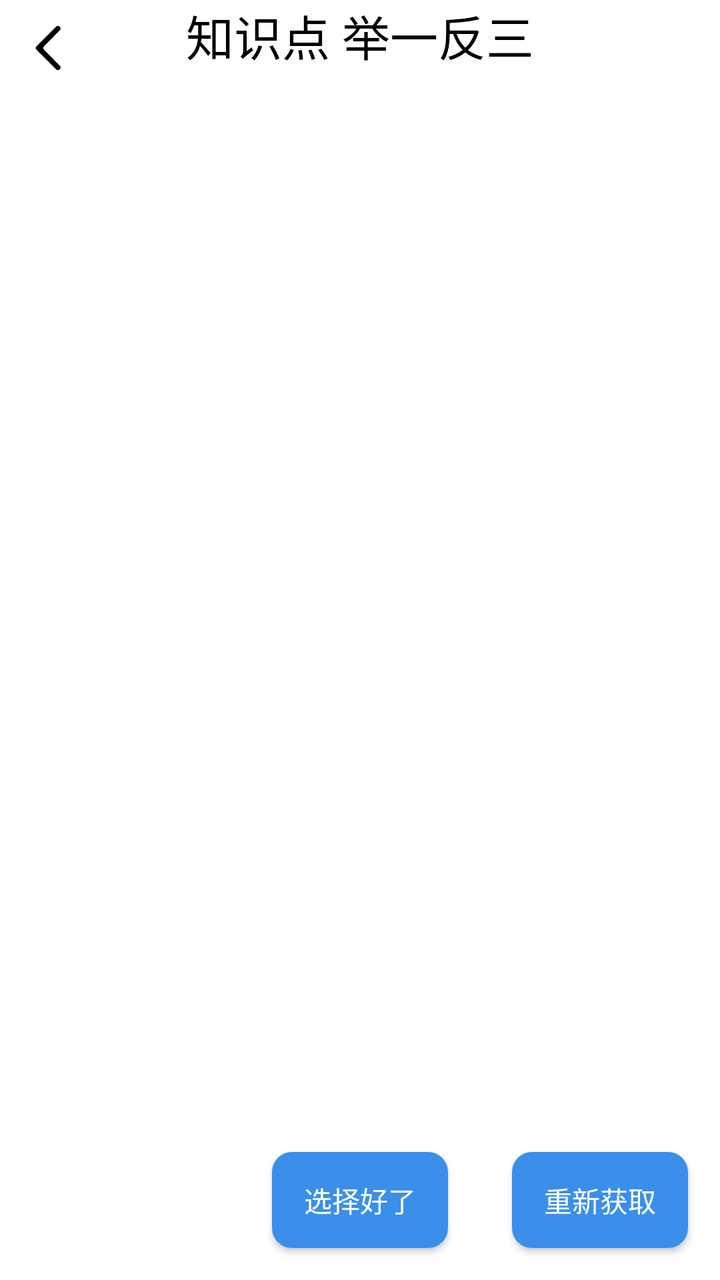
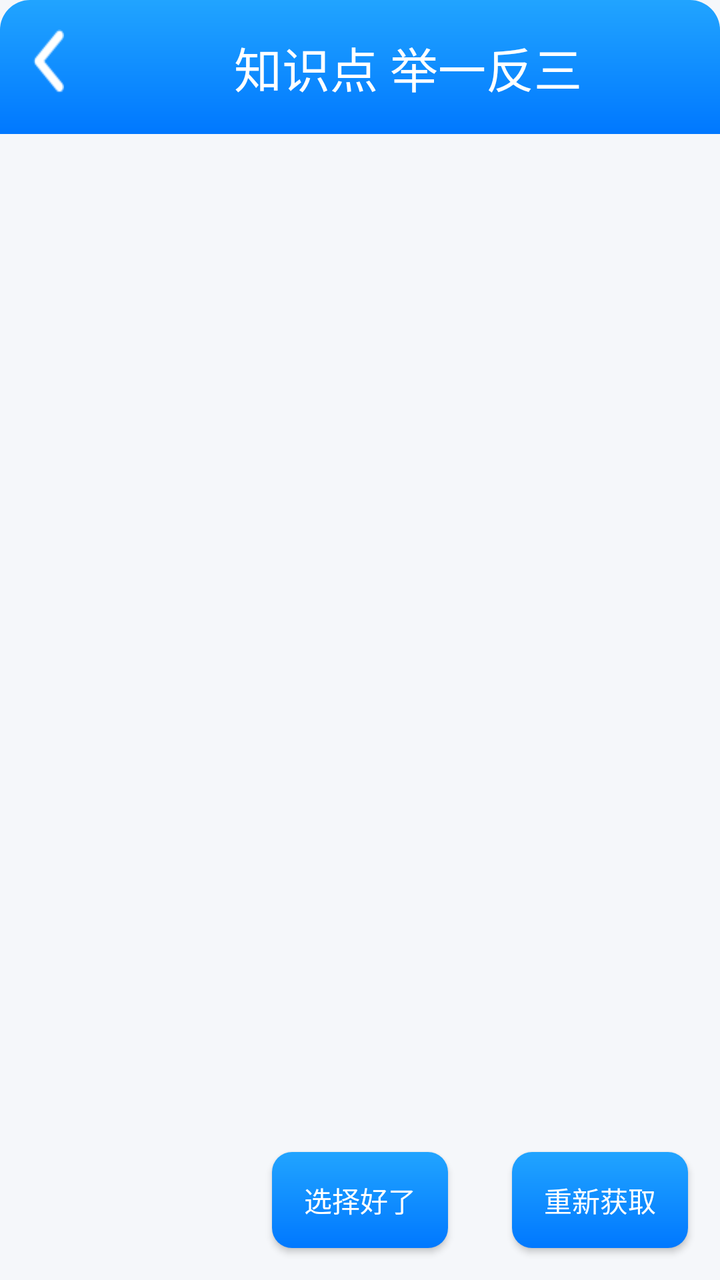

Two renders of the same Android screen: before a commit and after it. Below are the layout's source before the change and the commit's diff.
<!-- AndroidManifest.xml: application theme Theme.IMatesApp.FullScreen -->
<!-- res/layout/popup_windows_similar_questions.xml -->
<?xml version="1.0" encoding="utf-8"?>
<androidx.constraintlayout.widget.ConstraintLayout xmlns:android="http://schemas.android.com/apk/res/android"
    android:layout_width="match_parent"
    android:layout_height="match_parent"
    android:background="#ffffff"
    xmlns:app="http://schemas.android.com/apk/res-auto">
    <Button
        android:id="@+id/btn_back"
        android:layout_width="32dp"
        android:layout_height="32dp"
        android:background="@drawable/ic_back"
        android:layout_margin="8dp"
        app:layout_constraintStart_toStartOf="parent"
        app:layout_constraintTop_toTopOf="parent"/>
    <TextView
        android:id="@+id/title"
        android:layout_width="wrap_content"
        android:layout_height="wrap_content"
        android:text="知识点 举一反三"
        android:textSize="@dimen/head1_size"
        android:textColor="#000000"
        app:layout_constraintTop_toTopOf="parent"
        app:layout_constraintStart_toStartOf="parent"
        app:layout_constraintEnd_toEndOf="parent"/>

    <androidx.recyclerview.widget.RecyclerView
        android:id="@+id/question_list"
        android:layout_width="match_parent"
        android:layout_height="0dp"
        android:layout_margin="16dp"
        app:layout_constraintTop_toBottomOf="@id/title"
        app:layout_constraintBottom_toTopOf="@id/btn_ok"/>
    <Button
        android:id="@+id/btn_ok"
        android:layout_width="wrap_content"
        android:layout_height="wrap_content"
        android:layout_marginBottom="16dp"
        android:textColor="#ffffff"
        android:text="选择好了"
        android:background="@drawable/button_bk"
        app:layout_constraintStart_toStartOf="parent"
        app:layout_constraintEnd_toEndOf="parent"
        app:layout_constraintBottom_toBottomOf="parent"/>

    <Button
        android:id="@+id/btn_refresh"
        android:layout_width="wrap_content"
        android:layout_height="wrap_content"
        android:layout_marginBottom="16dp"
        android:layout_marginStart="32dp"
        android:text="重新获取"
        android:textColor="#ffffff"
        android:background="@drawable/button_bk"
        app:layout_constraintStart_toEndOf="@id/btn_ok"
        app:layout_constraintBottom_toBottomOf="parent"/>

</androidx.constraintlayout.widget.ConstraintLayout>
<!-- resources referenced by this layout -->
<resources>
  <dimen name="head1_size">24sp</dimen>
  <!-- drawable button_bk (drawable) -->
  <?xml version="1.0" encoding="utf-8"?>
  <selector xmlns:android="http://schemas.android.com/apk/res/android">
      <item android:drawable="@drawable/button_disabled"  android:state_enabled="false"/>
      
      <item android:drawable="@drawable/button_normal" android:state_pressed="false"/>
      
      <item android:drawable="@drawable/button_pressed" android:state_pressed="true"/>
  </selector>
  <!-- drawable ic_back (drawable) -->
  <vector xmlns:android="http://schemas.android.com/apk/res/android"
      android:width="512dp"
      android:height="512dp"
      android:viewportWidth="512"
      android:viewportHeight="512">
    <path
        android:pathData="M328,80.2c-2.8,0.7 -20.6,18.1 -84.7,82.1 -44.7,44.6 -82,82.7 -82.9,84.5 -2.4,5 -2.8,9.7 -1.4,14.9 1.2,4.5 6.5,10 81.9,85.6 44.3,44.4 82,81.7 83.7,82.8 9.8,6.1 23.9,1.7 29.5,-9.2 2.4,-4.7 2.5,-13.7 0.3,-18.2 -0.9,-1.8 -31,-32.7 -67,-68.7 -45.4,-45.5 -65.8,-66.6 -66.9,-69.2 -1.9,-4.8 -1.9,-12.8 0,-17.6 1.1,-2.6 21.5,-23.7 66.9,-69.2 36,-36 66.1,-66.9 67,-68.7 2.2,-4.5 2.1,-13.5 -0.3,-18.2 -5,-9.7 -15.3,-14 -26.1,-10.9z"
        android:fillColor="#000000"
        android:strokeColor="#00000000"/>
  </vector>
  <style name="Theme.IMatesApp.FullScreen" parent="Theme.AppCompat.Light.NoActionBar">
          
          <item name="android:windowFullscreen">true</item>
          
          <item name="android:windowTranslucentStatus">true</item>
          
          <item name="android:windowTranslucentNavigation">true</item>
      </style>
  <!-- drawable button_disabled (drawable) -->
  <?xml version="1.0" encoding="utf-8"?>
  <shape
      xmlns:android="http://schemas.android.com/apk/res/android"
      android:shape="rectangle">
      
      <corners android:radius="10dp"/>
      
      <solid android:color="#95999B"/>
  </shape>
  <!-- drawable button_normal (drawable) -->
  <?xml version="1.0" encoding="utf-8"?>
  <shape
      xmlns:android="http://schemas.android.com/apk/res/android"
      android:shape="rectangle">
      
      <corners android:radius="10dp"/>
      
      <solid android:color="#3a8fea"/>
  </shape>
  <!-- drawable button_pressed (drawable) -->
  <?xml version="1.0" encoding="utf-8"?>
  <shape
      xmlns:android="http://schemas.android.com/apk/res/android"
      android:shape="rectangle">
      
      <corners android:radius="10dp"/>
      
      <solid android:color="#0662f5"/>
  </shape>
</resources>

<!-- the commit's change to res/layout/popup_windows_similar_questions.xml (unified diff, before → after) -->
@@ -2,26 +2,37 @@
 <androidx.constraintlayout.widget.ConstraintLayout xmlns:android="http://schemas.android.com/apk/res/android"
     android:layout_width="match_parent"
     android:layout_height="match_parent"
-    android:background="#ffffff"
+    android:background="#fff5f7fa"
     xmlns:app="http://schemas.android.com/apk/res-auto">
-    <Button
-        android:id="@+id/btn_back"
-        android:layout_width="32dp"
-        android:layout_height="32dp"
-        android:background="@drawable/ic_back"
-        android:layout_margin="8dp"
-        app:layout_constraintStart_toStartOf="parent"
-        app:layout_constraintTop_toTopOf="parent"/>
-    <TextView
+
+    <LinearLayout
         android:id="@+id/title"
-        android:layout_width="wrap_content"
+        android:layout_width="match_parent"
         android:layout_height="wrap_content"
-        android:text="知识点 举一反三"
-        android:textSize="@dimen/head1_size"
-        android:textColor="#000000"
+        android:orientation="horizontal"
+        android:background="@drawable/knowledge_similar_title_bk"
         app:layout_constraintTop_toTopOf="parent"
         app:layout_constraintStart_toStartOf="parent"
-        app:layout_constraintEnd_toEndOf="parent"/>
+        app:layout_constraintEnd_toEndOf="parent">
+
+        <Button
+            android:id="@+id/btn_back"
+            android:layout_width="16dp"
+            android:layout_height="32dp"
+            android:background="@drawable/ic_back_white"
+            android:layout_marginHorizontal="16dp"
+            android:layout_marginVertical="8dp"/>
+
+        <TextView
+            android:layout_width="match_parent"
+            android:layout_height="wrap_content"
+            android:text="知识点 举一反三"
+            android:textSize="@dimen/head1_size"
+            android:textColor="#ffffff"
+            android:textAlignment="center"
+            android:layout_margin="16dp" />
+    </LinearLayout>
+
 
     <androidx.recyclerview.widget.RecyclerView
         android:id="@+id/question_list"
@@ -37,7 +48,7 @@
         android:layout_marginBottom="16dp"
         android:textColor="#ffffff"
         android:text="选择好了"
-        android:background="@drawable/button_bk"
+        android:background="@drawable/knowledge_similar_button_bk"
         app:layout_constraintStart_toStartOf="parent"
         app:layout_constraintEnd_toEndOf="parent"
         app:layout_constraintBottom_toBottomOf="parent"/>
@@ -50,7 +61,7 @@
         android:layout_marginStart="32dp"
         android:text="重新获取"
         android:textColor="#ffffff"
-        android:background="@drawable/button_bk"
+        android:background="@drawable/knowledge_similar_button_bk"
         app:layout_constraintStart_toEndOf="@id/btn_ok"
         app:layout_constraintBottom_toBottomOf="parent"/>
 
<!-- resource entries referenced after the edit -->
@@ -1,26 +1,21 @@
 <!-- resources referenced by this layout -->
 <resources>
   <dimen name="head1_size">24sp</dimen>
-  <!-- drawable button_bk (drawable) -->
+  <!-- drawable ic_back_white: png bitmap (drawable, 424 bytes) -->
+  <!-- drawable knowledge_similar_button_bk (drawable) -->
   <?xml version="1.0" encoding="utf-8"?>
-  <selector xmlns:android="http://schemas.android.com/apk/res/android">
-      <item android:drawable="@drawable/button_disabled"  android:state_enabled="false"/>
-      
-      <item android:drawable="@drawable/button_normal" android:state_pressed="false"/>
-      
-      <item android:drawable="@drawable/button_pressed" android:state_pressed="true"/>
-  </selector>
-  <!-- drawable ic_back (drawable) -->
-  <vector xmlns:android="http://schemas.android.com/apk/res/android"
-      android:width="512dp"
-      android:height="512dp"
-      android:viewportWidth="512"
-      android:viewportHeight="512">
-    <path
-        android:pathData="M328,80.2c-2.8,0.7 -20.6,18.1 -84.7,82.1 -44.7,44.6 -82,82.7 -82.9,84.5 -2.4,5 -2.8,9.7 -1.4,14.9 1.2,4.5 6.5,10 81.9,85.6 44.3,44.4 82,81.7 83.7,82.8 9.8,6.1 23.9,1.7 29.5,-9.2 2.4,-4.7 2.5,-13.7 0.3,-18.2 -0.9,-1.8 -31,-32.7 -67,-68.7 -45.4,-45.5 -65.8,-66.6 -66.9,-69.2 -1.9,-4.8 -1.9,-12.8 0,-17.6 1.1,-2.6 21.5,-23.7 66.9,-69.2 36,-36 66.1,-66.9 67,-68.7 2.2,-4.5 2.1,-13.5 -0.3,-18.2 -5,-9.7 -15.3,-14 -26.1,-10.9z"
-        android:fillColor="#000000"
-        android:strokeColor="#00000000"/>
-  </vector>
+  <shape android:shape="rectangle"
+      xmlns:android="http://schemas.android.com/apk/res/android">
+      <gradient android:type="linear" android:useLevel="true" android:startColor="#ff0078ff" android:endColor="#ff21a4ff" android:angle="45" />
+      <corners android:topLeftRadius="10dp" android:topRightRadius="10dp" android:bottomLeftRadius="10dp" android:bottomRightRadius="10dp" />
+  </shape>
+  <!-- drawable knowledge_similar_title_bk (drawable) -->
+  <?xml version="1.0" encoding="utf-8"?>
+  <shape android:shape="rectangle"
+      xmlns:android="http://schemas.android.com/apk/res/android">
+      <gradient android:type="linear" android:useLevel="true" android:startColor="#ff0078ff" android:endColor="#ff21a4ff" android:angle="45" />
+      <corners android:topLeftRadius="15dp" android:topRightRadius="15dp" android:bottomLeftRadius="0dp" android:bottomRightRadius="0dp" />
+  </shape>
   <style name="Theme.IMatesApp.FullScreen" parent="Theme.AppCompat.Light.NoActionBar">
           
           <item name="android:windowFullscreen">true</item>
@@ -29,35 +24,5 @@
           
           <item name="android:windowTranslucentNavigation">true</item>
       </style>
-  <!-- drawable button_disabled (drawable) -->
-  <?xml version="1.0" encoding="utf-8"?>
-  <shape
-      xmlns:android="http://schemas.android.com/apk/res/android"
-      android:shape="rectangle">
-      
-      <corners android:radius="10dp"/>
-      
-      <solid android:color="#95999B"/>
-  </shape>
-  <!-- drawable button_normal (drawable) -->
-  <?xml version="1.0" encoding="utf-8"?>
-  <shape
-      xmlns:android="http://schemas.android.com/apk/res/android"
-      android:shape="rectangle">
-      
-      <corners android:radius="10dp"/>
-      
-      <solid android:color="#3a8fea"/>
-  </shape>
-  <!-- drawable button_pressed (drawable) -->
-  <?xml version="1.0" encoding="utf-8"?>
-  <shape
-      xmlns:android="http://schemas.android.com/apk/res/android"
-      android:shape="rectangle">
-      
-      <corners android:radius="10dp"/>
-      
-      <solid android:color="#0662f5"/>
-  </shape>
 </resources>
 
